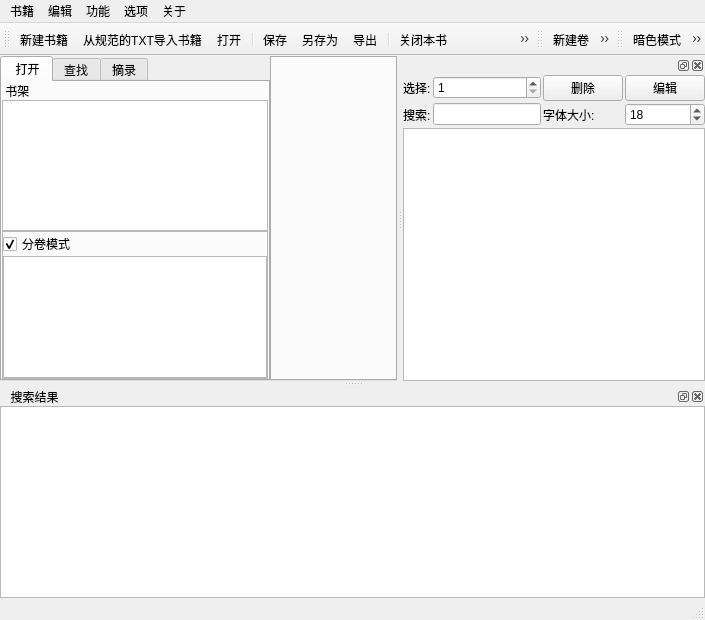
Before: the Qt Designer form mainwindow.ui in shg1969/Book-Editor, drawn with Qt 5.
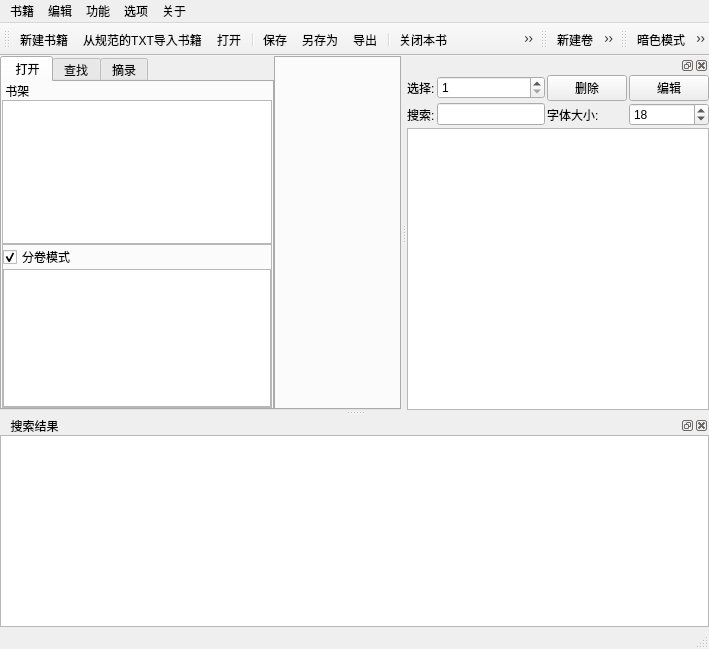
After: the same form once the commit is applied. Icons and pictures are not drawn.

The edit to the form file:
```diff
--- a/mainwindow.ui
+++ b/mainwindow.ui
@@ -6,8 +6,8 @@
    <rect>
     <x>0</x>
     <y>0</y>
-    <width>705</width>
-    <height>620</height>
+    <width>709</width>
+    <height>649</height>
    </rect>
   </property>
   <property name="windowTitle">
@@ -433,7 +433,7 @@
     <rect>
      <x>0</x>
      <y>0</y>
-     <width>705</width>
+     <width>709</width>
      <height>29</height>
     </rect>
    </property>
@@ -696,6 +696,9 @@
    </attribute>
    <addaction name="actionDark_Mode"/>
    <addaction name="action_read_mode"/>
+   <addaction name="action_read_write_mode"/>
+   <addaction name="action_Margin"/>
+   <addaction name="action_line_high"/>
   </widget>
   <action name="actionOpen">
    <property name="icon">
@@ -892,6 +895,27 @@
     <string>调整章节所属</string>
    </property>
   </action>
+  <action name="action_read_write_mode">
+   <property name="text">
+    <string>R/W</string>
+   </property>
+   <property name="toolTip">
+    <string>设置阅读模式或编辑模式</string>
+   </property>
+  </action>
+  <action name="action_Margin">
+   <property name="text">
+    <string>边距</string>
+   </property>
+   <property name="toolTip">
+    <string>设置文本框内文本边距</string>
+   </property>
+  </action>
+  <action name="action_line_high">
+   <property name="text">
+    <string>行距</string>
+   </property>
+  </action>
  </widget>
  <resources>
   <include location="res.qrc"/>
```
Left out of the diff: 63 changed lines with no effect on the pictures.
